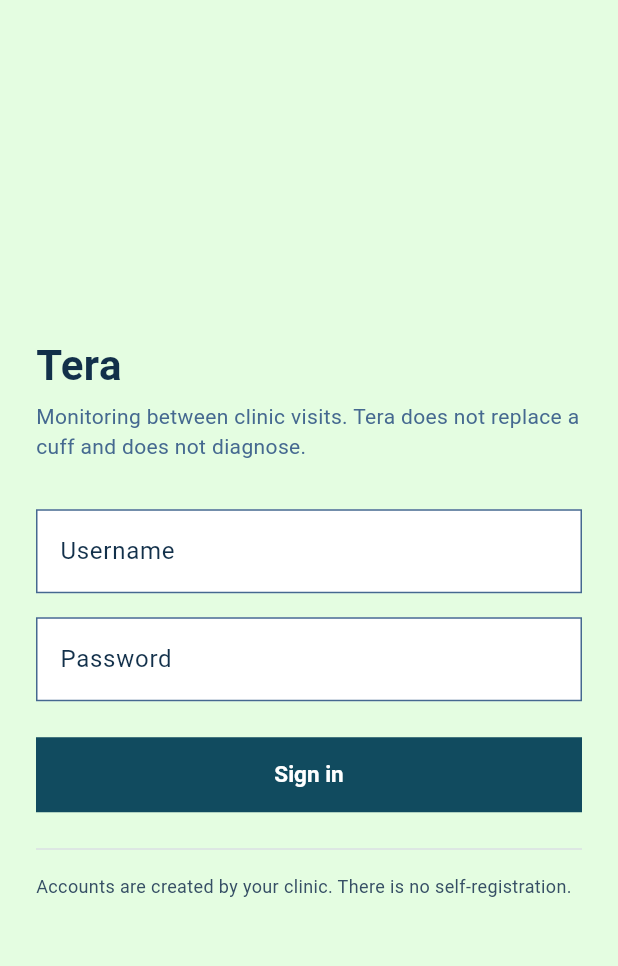
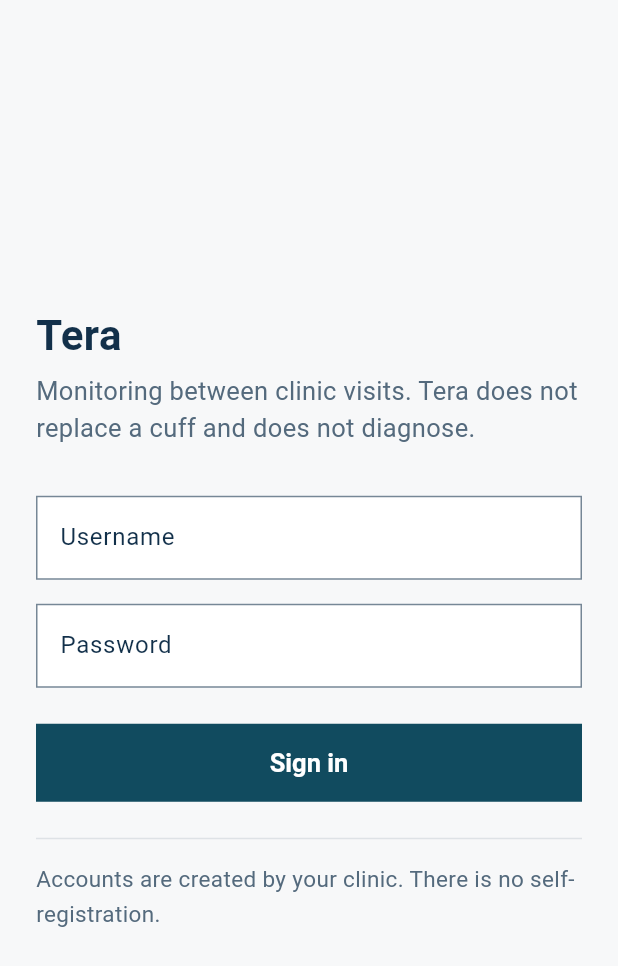
Before and after one commit to fideligo/tera-mobile, a Flutter app: the screen it shows after launch, on a phone screen of 412 x 824 dp. Shown: the top 966 px of the screen. Run offline on Flutter 3.47's test engine with Material 3 defaults, Android fonts, the phone set to English and light mode, and no system bars; our stand-ins replace flutter_secure_storage.

Commit message:
feat(patient): match the reworked design system, and look at it
Mirrors tera-web: page is a light neutral (#F7F8F9), panels white, and a nine-step neutral scale
mixed from Deep Space Blue does the structural work. Both clients are measured by the same script
so they cannot drift apart silently.

Wine Plum is system state only. systemFlagDecoration() is plum - a rejected session, an unqualified
handset, a failed sign-in, an unreachable API. The new attentionDecoration() covers things that
describe the PATIENT: no hue, weight and an ink rule. A deviation is physiological and never gets
plum. The debug-export panel moved to attentionDecoration() as well, because a developer affordance
is not a system fault and plum overstated it.

The type is a step larger than the web client throughout, because the persona is a 52-year-old with
hypertension holding a phone against their sternum, often in poor light. TeraText is 30/21/17/15/12
against the web's 28/18/15/13/11, buttons have a 52dp minimum height, and there is no small grey
text on a light ground. Several 12px and 13px muted strings were exactly that and were raised to
neutral700 at 15px - a lighter grey at a smaller size was the specific thing to avoid.

tool/screenshots.ps1 pulls a screencap from an attached emulator or handset. It deliberately does
not drive the app through its screens: there is no reliable way to do that from adb without a
UI-automation harness, and one is not worth adding. Take a shot, tap on, take another.

Verified on an Android 15 emulator - the first time any Flutter screen in this project has been
looked at rather than reasoned about. Sign-in renders as intended: neutral ground, white fields,
dark teal primary action at full touch height, body copy legible at arm's length.

flutter analyze clean, 34 tests pass.

```diff
--- a/patient/lib/ui/capture_screen.dart
+++ b/patient/lib/ui/capture_screen.dart
@@ -230,7 +230,7 @@ class _CaptureScreenState extends State<CaptureScreen> {
       // Live counts, so a patient can see it is working and an engineer can see it is not.
       Text(
         'Motion readings: $_accelSamples\nCamera frames: $_frames',
-        style: const TextStyle(fontSize: 12, height: 1.6, color: TeraColors.ink800),
+        style: const TextStyle(fontSize: TeraText.small, height: 1.6, color: TeraColors.neutral700),
       ),
     ];
   }
--- a/patient/lib/ui/eligibility_screen.dart
+++ b/patient/lib/ui/eligibility_screen.dart
@@ -62,7 +62,7 @@ class _EligibilityScreenState extends State<EligibilityScreen> {
               const SizedBox(height: TeraSpacing.sm),
               const Text(
                 'Hold the phone still.',
-                style: TextStyle(color: TeraColors.muted, fontSize: 13),
+                style: TextStyle(color: TeraColors.neutral700, fontSize: TeraText.small),
               ),
             ],
           ] else ...[
--- a/patient/lib/ui/home_screen.dart
+++ b/patient/lib/ui/home_screen.dart
@@ -37,7 +37,7 @@ class HomeScreen extends StatelessWidget {
         children: [
           Text(
             'Signed in as $subject',
-            style: const TextStyle(color: TeraColors.muted, fontSize: 13),
+            style: const TextStyle(color: TeraColors.neutral700, fontSize: TeraText.small),
           ),
           const SizedBox(height: TeraSpacing.lg),
           const Text(
--- a/patient/lib/ui/session_result_screen.dart
+++ b/patient/lib/ui/session_result_screen.dart
@@ -195,7 +195,9 @@ class _SessionResultScreenState extends State<SessionResultScreen> {
   Widget _debugExport() => Container(
     width: double.infinity,
     padding: const EdgeInsets.all(TeraSpacing.md),
-    decoration: systemFlagDecoration(),
+    // attentionDecoration, not systemFlagDecoration: a developer affordance is not a system
+    // fault, and plum would overstate it.
+    decoration: attentionDecoration(),
     child: Column(
       crossAxisAlignment: CrossAxisAlignment.start,
       children: [
@@ -211,7 +213,7 @@ class _SessionResultScreenState extends State<SessionResultScreen> {
         const SizedBox(height: TeraSpacing.sm),
         const Text(
           debugCaptureNotice,
-          style: TextStyle(color: TeraColors.ink, height: 1.5, fontSize: 13),
+          style: TextStyle(color: TeraColors.ink, height: 1.5, fontSize: TeraText.small),
         ),
         const SizedBox(height: TeraSpacing.md),
         OutlinedButton(onPressed: _exportRaw, child: const Text('Write raw signals to this phone')),
@@ -219,7 +221,11 @@ class _SessionResultScreenState extends State<SessionResultScreen> {
           const SizedBox(height: TeraSpacing.sm),
           Text(
             _exportNote!,
-            style: const TextStyle(color: TeraColors.ink800, fontSize: 12, height: 1.4),
+            style: const TextStyle(
+              color: TeraColors.neutral700,
+              fontSize: TeraText.small,
+              height: 1.4,
+            ),
           ),
         ],
       ],
--- a/patient/lib/ui/sign_in_screen.dart
+++ b/patient/lib/ui/sign_in_screen.dart
@@ -68,7 +68,11 @@ class _SignInScreenState extends State<SignInScreen> {
                     const Text(
                       'Monitoring between clinic visits. Tera does not replace a cuff and '
                       'does not diagnose.',
-                      style: TextStyle(color: TeraColors.muted, height: 1.45),
+                      style: TextStyle(
+                        color: TeraColors.neutral700,
+                        fontSize: TeraText.body,
+                        height: 1.45,
+                      ),
                     ),
                     const SizedBox(height: TeraSpacing.xl),
 
@@ -113,7 +117,11 @@ class _SignInScreenState extends State<SignInScreen> {
                     const SizedBox(height: TeraSpacing.md),
                     const Text(
                       'Accounts are created by your clinic. There is no self-registration.',
-                      style: TextStyle(fontSize: 12, height: 1.5, color: TeraColors.ink800),
+                      style: TextStyle(
+                        fontSize: TeraText.small,
+                        height: 1.5,
+                        color: TeraColors.neutral700,
+                      ),
                     ),
                   ],
                 ),
--- a/patient/lib/ui/tokens.dart
+++ b/patient/lib/ui/tokens.dart
@@ -1,73 +1,94 @@
 /// Design tokens, named to match `tera-web/dashboard/app/globals.css` so the two clients stay
 /// visually consistent and a change to one is obviously a change to the other.
 ///
-/// **The hard rule, carried over from BUILD_SPEC 5.1: no colour may imply clinical
-/// reassurance.** There is deliberately no green and no red in this file, and none may be
-/// added for a physiological value. A deviation is differentiated by *form* — weight, a rule,
-/// wording — never by hue. Warning treatment is reserved for *system* states: a rejected
-/// session, a stale calibration, an unqualified device.
+/// # Brand carries meaning, neutrals carry structure
 ///
-/// **Surface hierarchy.** Mint is the ground, not an accent:
+/// The five brand colours are for components and meaning. The neutral scale does the structural
+/// work. Two earlier attempts treated the brand set as a complete palette and tried to build
+/// structure out of it; the second flooded every screen with Frosted Mint and read as a pastel
+/// consumer app.
 ///
-///     page          surface   mint
-///     panel         paper     white, so a card reads as a card
-///     primary       brand     app bar and primary actions
-///     body text     ink
-///     secondary     muted and its tints; borders; the system-flag rule
+///     page          neutral50   the ground
+///     panel         paper       white
+///     body text     ink         Deep Space Blue
+///     primary       brand       Dark Teal — app bar, primary actions
+///     secondary     baltic      Baltic Blue — links, secondary emphasis
+///     accent        mint        Frosted Mint — SPARING. One element, never a ground.
+///     system state  plum        Wine Plum — NEVER physiological
 ///
-/// **The measurement that shapes all of it:** a white panel on the mint page is **1.08:1**. Mint
-/// and white are near-identical in luminance, so a panel is not a panel because of its fill — it
-/// is a panel because of its border. Every white surface on mint carries a visible edge, and that
-/// edge must clear 3:1, which is why [TeraColors.ink500] exists.
+/// **The hard rule: no colour may imply clinical reassurance or alarm.** There is no
+/// green-for-good and no red-for-bad, and none may be added. [TeraColors.plum] is the sharpest
+/// test of that rule rather than an exception to it: it marks what the *system* did — a capture
+/// it could not use, a form it could not accept, an API it could not reach. A deviation is
+/// physiological and is differentiated by **form only**: weight, a rule, a textual label. If plum
+/// is reaching for a trend or a reading, the guardrail is firing.
 ///
-/// Measured WCAG 2.1 ratios, same palette and same script as the web client:
+/// # Who this app is for
 ///
-///     TEXT                on paper    on mint
-///       ink                13.57:1    12.56:1  AAA
-///       brand               9.56:1     8.85:1  AAA
-///       ink800              8.53:1     7.89:1  AAA  <- small print
-///       muted               5.71:1     5.29:1  AA
-///       ink700              5.29:1     4.90:1  AA
-///       ink500              3.92:1     3.62:1  large text / borders only
-///       ink300              1.82:1     1.69:1  decorative only
-///       ink200              1.33:1     1.23:1  decorative only
+/// The persona is a 52-year-old with hypertension, holding a phone against their sternum, often
+/// in poor light. So the type is a step larger than the web client throughout, touch targets are
+/// at least 48dp, and there is **no small grey text on a light ground** — supporting text is
+/// [TeraColors.neutral700] at body size, never a lighter step at a smaller one.
+///
+/// # Measured WCAG 2.1 ratios
+///
+/// Computed by `tera-web/dashboard/scripts/contrast.py`, the same script as the web client, so
+/// the two cannot drift apart silently. None estimated.
+///
+///     TEXT           on paper   on page
+///       ink           13.57:1   12.76:1  AAA  body and headings
+///       plum          10.66:1   10.02:1  AAA
+///       neutral900    10.63:1   10.00:1  AAA
+///       brand          9.56:1    9.00:1  AAA
+///       baltic         5.71:1    5.37:1  AA   links, secondary
+///       neutral700     5.62:1    5.29:1  AA   supporting text
+///       neutral500     3.70:1    3.48:1  borders that carry meaning
+///       neutral300     1.60:1    1.51:1  structural edges only
 ///
 ///     REVERSED
-///       paper on brand      9.56:1  AAA  <- app bar, primary actions
-///       paper on ink       13.57:1  AAA
-///       ink on muted100    10.89:1  AAA  <- system-flag body text
+///       paper on brand   9.56:1  AAA  app bar, primary actions
+///       paper on ink    13.57:1  AAA
+///       paper on plum   10.66:1  AAA
 ///
-///     NON-TEXT (WCAG 1.4.11 wants 3:1)
-///       paper panel vs mint page   1.08:1  <- why borders are mandatory
-///       muted border on mint       5.29:1
-///       ink500 border on mint      3.62:1  (on paper 3.92:1)
-///       ink200 border on mint      1.23:1  decoration inside a panel only
+///     SURFACES
+///       paper panel on page   1.06:1  <- why panels always carry a border
+///       mint on paper         1.08:1  <- same, for the accent
 library;
 
 import 'package:flutter/material.dart';
 
 abstract final class TeraColors {
+  // Brand. Five colours, each with one job.
   static const ink = Color(0xFF12304A);
   static const brand = Color(0xFF114B5F);
-  static const muted = Color(0xFF456990);
-  static const surface = Color(0xFFE4FDE1);
+  static const baltic = Color(0xFF456990);
+  static const mint = Color(0xFFE4FDE1);
+  static const plum = Color(0xFF6B2737);
 
-  /// White as a token rather than a literal, so "what is a panel" is answerable in one place.
+  // Surfaces.
   static const paper = Color(0xFFFFFFFF);
+  static const page = Color(0xFFF7F8F9);
 
-  /// Neutral ramp mixed from [ink] toward white. ink800 and ink700 are safe for text; ink500 is
-  /// the panel edge and clears 3:1 on both grounds; ink300 and lighter are decoration inside a
-  /// panel and must never be the only signal for a state, nor a panel edge on mint.
-  static const ink800 = Color(0xFF364F65);
-  static const ink700 = Color(0xFF596E80);
-  static const ink500 = Color(0xFF718392);
-  static const ink300 = Color(0xFFB8C1C9);
-  static const ink200 = Color(0xFFDBE0E4);
-  static const ink100 = Color(0xFFF1F3F4);
+  /// Neutral scale, mixed from [ink] toward white. 900/700 are text-safe; 500 is the darkest
+  /// border and clears 3:1; 400 and lighter are decoration and fills, never the only signal for
+  /// a state.
+  static const neutral900 = Color(0xFF254158);
+  static const neutral700 = Color(0xFF546A7D);
+  static const neutral500 = Color(0xFF768796);
+  static const neutral400 = Color(0xFF9BA8B3);
+  static const neutral300 = Color(0xFFC6CDD4);
+  static const neutral200 = Color(0xFFDEE2E6);
+  static const neutral100 = Color(0xFFEEF1F2);
+  static const neutral50 = Color(0xFFF7F8F9);
+}
 
-  /// A tint of [muted] for the system-flag fill. At 1.25:1 against paper it is a hint, not a
-  /// signal — the left rule carries the meaning, because no fill this pale can.
-  static const muted100 = Color(0xFFE1E7ED);
+/// The type scale. A step larger than the web client throughout — see the persona note above.
+abstract final class TeraText {
+  static const display = 30.0;
+  static const section = 21.0;
+  static const body = 17.0;
+  static const small = 15.0;
+  static const micro = 12.0;
 }
 
 abstract final class TeraSpacing {
@@ -83,12 +104,13 @@ abstract final class TeraSpacing {
 ThemeData buildTeraTheme() {
   return ThemeData(
     useMaterial3: true,
-    scaffoldBackgroundColor: TeraColors.surface,
+    scaffoldBackgroundColor: TeraColors.page,
     colorScheme: ColorScheme.fromSeed(
       seedColor: TeraColors.brand,
       primary: TeraColors.brand,
-      secondary: TeraColors.muted,
+      secondary: TeraColors.baltic,
       surface: TeraColors.paper,
+      error: TeraColors.plum,
       brightness: Brightness.light,
     ),
     // Brand, not ink: the app bar is the primary surface and brand is the primary colour.
@@ -105,7 +127,9 @@ ThemeData buildTeraTheme() {
         foregroundColor: TeraColors.paper,
         shape: const RoundedRectangleBorder(),
         padding: const EdgeInsets.symmetric(horizontal: TeraSpacing.lg, vertical: TeraSpacing.md),
-        textStyle: const TextStyle(fontSize: 15, fontWeight: FontWeight.w600),
+        textStyle: const TextStyle(fontSize: TeraText.body, fontWeight: FontWeight.w600),
+        // 48dp minimum touch target; the persona is not a designer with a trackpad.
+        minimumSize: const Size.fromHeight(52),
       ),
     ),
     outlinedButtonTheme: OutlinedButtonThemeData(
@@ -114,6 +138,8 @@ ThemeData buildTeraTheme() {
         side: const BorderSide(color: TeraColors.brand),
         shape: const RoundedRectangleBorder(),
         padding: const EdgeInsets.symmetric(horizontal: TeraSpacing.md, vertical: 14),
+        minimumSize: const Size.fromHeight(52),
+        textStyle: const TextStyle(fontSize: TeraText.body, fontWeight: FontWeight.w600),
       ),
     ),
     inputDecorationTheme: const InputDecorationTheme(
@@ -121,11 +147,11 @@ ThemeData buildTeraTheme() {
       fillColor: TeraColors.paper,
       border: OutlineInputBorder(
         borderRadius: BorderRadius.zero,
-        borderSide: BorderSide(color: TeraColors.muted),
+        borderSide: BorderSide(color: TeraColors.neutral500),
       ),
       enabledBorder: OutlineInputBorder(
         borderRadius: BorderRadius.zero,
-        borderSide: BorderSide(color: TeraColors.muted),
+        borderSide: BorderSide(color: TeraColors.neutral500),
       ),
       focusedBorder: OutlineInputBorder(
         borderRadius: BorderRadius.zero,
@@ -133,27 +159,51 @@ ThemeData buildTeraTheme() {
       ),
       labelStyle: TextStyle(color: TeraColors.ink),
     ),
-    dividerTheme: const DividerThemeData(color: TeraColors.ink200, thickness: 1, space: 1),
+    dividerTheme: const DividerThemeData(color: TeraColors.neutral200, thickness: 1, space: 1),
+    // Base body size for anything that does not ask for a size of its own.
+    textTheme: const TextTheme(
+      bodyMedium: TextStyle(fontSize: TeraText.body, color: TeraColors.ink, height: 1.5),
+    ),
   );
 }
 
-/// System-state emphasis: a rule in the secondary tone on a pale ground.
+/// System state: a Wine Plum rule on a pale ground.
 ///
-/// The equivalent of `.system-flag` in the web client. Used for a rejected session, an
-/// unqualified device, a failed sign-in — never for a physiological value.
+/// The equivalent of `.system-flag` in the web client. A rejected session, an unqualified
+/// handset, a failed sign-in, an unreachable API — things the **system** did.
 ///
-/// The rule is [TeraColors.muted] because it is the thing doing the work; the fill is a tint at
-/// 1.25:1, deliberately too pale to be asked to carry meaning.
+/// **Never for a physiological value.** A deviation uses [attentionDecoration] instead, which has
+/// no hue at all. This is the one place the temptation to reach for an alarm colour is strongest.
+///
+/// The rule carries the meaning; the fill is a tint deliberately too pale to be asked to.
 BoxDecoration systemFlagDecoration() => const BoxDecoration(
-  color: TeraColors.muted100,
-  border: Border(left: BorderSide(color: TeraColors.muted, width: 3)),
+  color: TeraColors.neutral100,
+  border: Border(left: BorderSide(color: TeraColors.plum, width: 3)),
 );
 
-/// A white card on the mint page. The equivalent of `.panel` in the web client.
+/// A white card on the page ground. The equivalent of `.panel` in the web client.
 ///
-/// The border is not decoration: paper on mint is 1.08:1, so without an edge a panel has no
-/// boundary at all. [TeraColors.ink500] clears 3:1 on both grounds; ink200 does not.
+/// The border is not decoration: paper on page is 1.06:1, so without an edge there is no card.
+/// It is *structural* rather than semantic — nothing about a record's state depends on seeing it
+/// — so neutral300 is right and the 3:1 rule does not apply to it.
 BoxDecoration panelDecoration() => BoxDecoration(
   color: TeraColors.paper,
-  border: Border.all(color: TeraColors.ink500),
+  border: Border.all(color: TeraColors.neutral300),
 );
+
+/// Needs the patient's eye, but describes the patient rather than the system.
+///
+/// The counterpart to [systemFlagDecoration]. No hue: weight and an ink rule carry it. Using plum
+/// here would make the interface state a clinical judgement it is not entitled to make.
+BoxDecoration attentionDecoration() => const BoxDecoration(
+  color: TeraColors.neutral100,
+  border: Border(left: BorderSide(color: TeraColors.ink, width: 3)),
+);
+
+/// The one sparing use of Frosted Mint: a single highlighted element, never a ground.
+///
+/// Bordered because mint on paper is 1.08:1 and does not separate on its own.
+BoxDecoration accentDecoration() => BoxDecoration(
+  color: TeraColors.mint,
+  border: Border.all(color: TeraColors.neutral300),
+);
```
Also changed, not shown: 3 other files.
